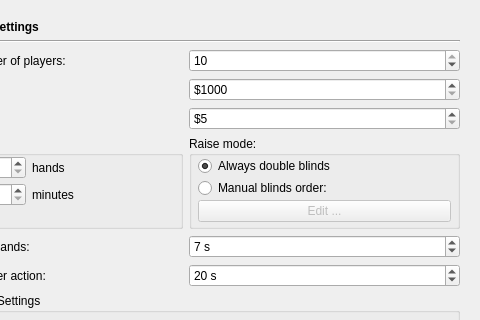
Old version of the form src/gui/qt/settingsdialog.ui in the repository ph4n70mr1ddl3r/pokerth; both pictures show x 305 to 785 and y 0 to 320 of the 785 by 530 pixel window.
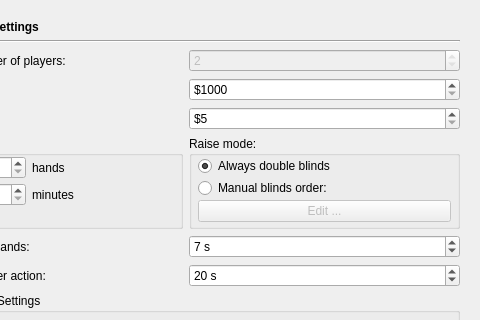
New version of the form. The open tabs and pages were chosen to show the change. Icons and pictures are not drawn. Custom widgets are drawn as their Qt base class.

```diff
--- a/src/gui/qt/settingsdialog.ui
+++ b/src/gui/qt/settingsdialog.ui
@@ -945,14 +945,17 @@
            </item>
            <item>
             <widget class="QSpinBox" name="spinBox_netQuantityPlayers">
+             <property name="enabled">
+              <bool>false</bool>
+             </property>
              <property name="minimum">
               <number>2</number>
              </property>
              <property name="maximum">
-              <number>10</number>
+              <number>2</number>
              </property>
              <property name="value">
-              <number>10</number>
+              <number>2</number>
              </property>
             </widget>
            </item>
```
